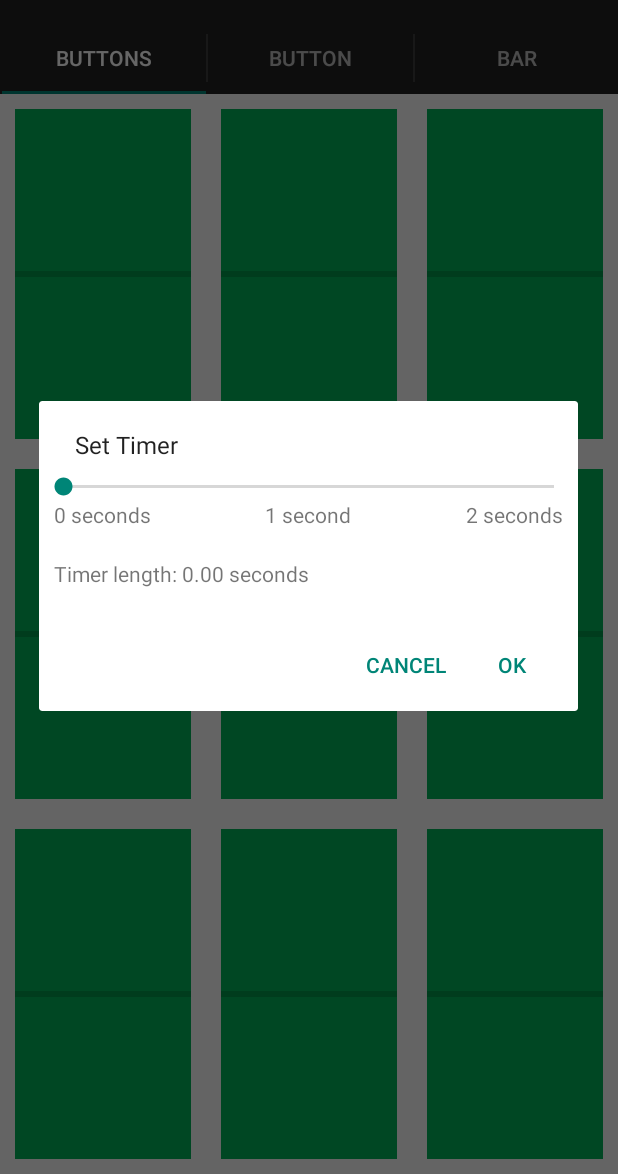
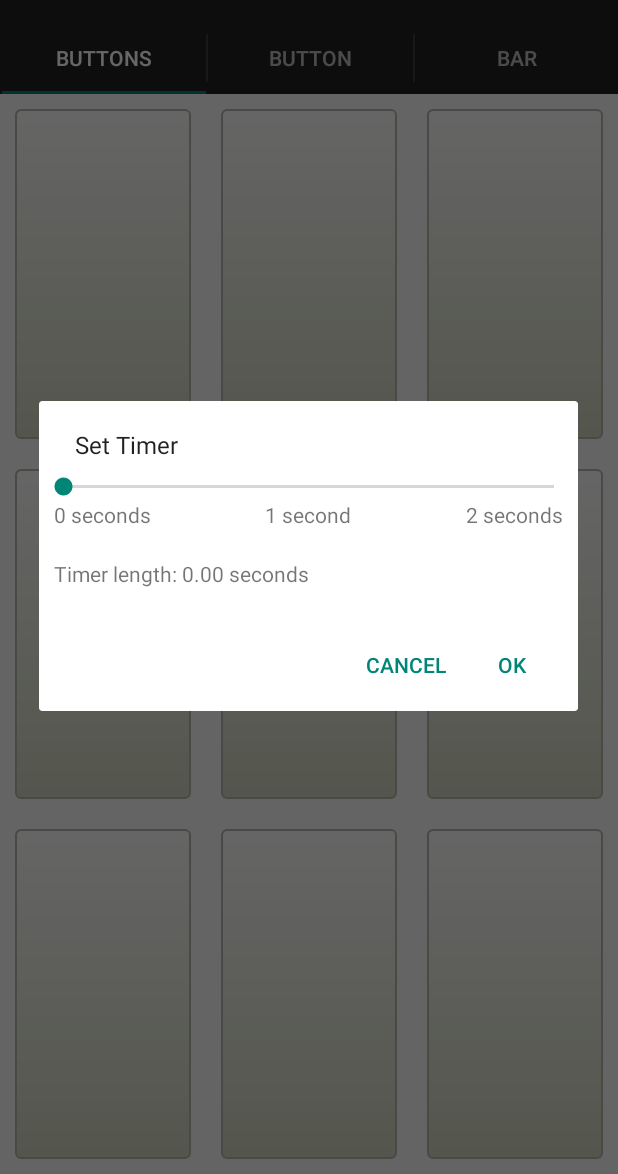
Before and after one commit to cdelorey/speech-therapy, an Android app: the screen it shows after launch (MainActivity), after a tap on "Set Timer", on a phone screen of 412 x 824 dp, the part 62-1236 px from its top. Run offline under Robolectric (Android 15) with nearby library versions, the phone set to English and light mode, and no system bars.

Commit message:
Apply new style to TimerButtons

```diff
--- a/app/src/main/java/cdelorey/speechtherapy/app/TimerButton.java
+++ b/app/src/main/java/cdelorey/speechtherapy/app/TimerButton.java
@@ -6,7 +6,6 @@ import android.os.CountDownTimer;
 import android.util.AttributeSet;
 import android.view.MotionEvent;
 import android.view.View;
-import android.util.Log;
 import android.widget.ProgressBar;
 
 /**
@@ -48,8 +47,7 @@ public class TimerButton extends ProgressBar {
             public void onFinish() {
                 // button has been held long enough
                 timerIsRunning = false;
-                TimerButton.this.setBackgroundColor(BLUE);
-                //TimerButton.this.setText("DONE");
+                setProgressDrawable(getResources().getDrawable(R.drawable.timer_button_done));
                 setProgress(timerLength);
             }
         };
@@ -66,8 +64,6 @@ public class TimerButton extends ProgressBar {
 
     // Private Methods -----------------------------------------------------------------------------
     private void setup() {
-        //this.setText("");
-        setBackgroundColor(GREEN);
         setupListener();
     }
 
@@ -77,23 +73,20 @@ public class TimerButton extends ProgressBar {
             public boolean onTouch(View v, MotionEvent event) {
                 if(event.getAction() == MotionEvent.ACTION_DOWN) {
                     // Start new timer
+                    setProgressDrawable(getResources().getDrawable(R.drawable.timer_button));
                     countDownTimer.start();
                     timerIsRunning = true;
-                    setBackgroundColor(GREEN);
-                    //TimerButton.this.setText("");
                     return true;
                 } else if(event.getAction() == MotionEvent.ACTION_UP) {
                     if(timerIsRunning) {
                         // too slow
                         clearTimer();
-                        setBackgroundColor(RED);
-                        //TimerButton.this.setText("TOO FAST");
+                        setProgressDrawable(getResources().getDrawable(R.drawable.timer_button_too_fast));
                         setProgress(0);
                         return true;
                     } else {
                         // reset button
-                        setBackgroundColor(GREEN);
-                        //TimerButton.this.setText("");
+                        setProgressDrawable(getResources().getDrawable(R.drawable.timer_button));
                         setProgress(0);
                         return true;
                     }
--- /dev/null
+++ b/app/src/main/res/drawable/timer_button.xml
@@ -0,0 +1,27 @@
+<?xml version="1.0" encoding="utf-8"?>
+
+
+
+<layer-list xmlns:android="http://schemas.android.com/apk/res/android">
+
+<!-- background properties  -->
+<item android:id="@android:id/background">
+    <shape android:shape="rectangle" xmlns:android="http://schemas.android.com/apk/res/android" >
+        <corners android:radius="3dip" />
+        <stroke android:width="1dip" android:color="#b7b9ac" />
+        <gradient  android:angle="-90"  android:startColor="#fefefe" android:endColor="#d3d8c2" />
+    </shape>
+</item>
+
+<!-- progress properties  -->
+<item android:id="@android:id/progress">
+    <clip>
+        <shape android:shape="rectangle"  >
+            <corners android:radius="3dip" />
+            <stroke android:width="1dip" android:color="#598e96" />
+            <gradient  android:angle="-90"  android:startColor="#94dcea" android:endColor="#4ea0ab" />
+        </shape>
+    </clip>
+</item>
+
+</layer-list>
--- /dev/null
+++ b/app/src/main/res/drawable/timer_button_done.xml
@@ -0,0 +1,7 @@
+<?xml version="1.0" encoding="utf-8"?>
+
+<shape android:shape="rectangle"  xmlns:android="http://schemas.android.com/apk/res/android" >
+    <corners android:radius="3dip" />
+    <stroke android:width="1dip" android:color="#20534e" />
+    <gradient  android:angle="-90"  android:startColor="#4c898e" android:endColor="#125156" />
+</shape>
--- /dev/null
+++ b/app/src/main/res/drawable/timer_button_too_fast.xml
@@ -0,0 +1,7 @@
+<?xml version="1.0" encoding="utf-8"?>
+
+<shape android:shape="rectangle"  xmlns:android="http://schemas.android.com/apk/res/android">
+    <corners android:radius="3dip" />
+    <stroke android:width="1dip" android:color="#c53e2b" />
+    <gradient  android:angle="-90"  android:startColor="#ff6c52" android:endColor="#e0341e" />
+</shape>
--- a/app/src/main/res/layout/fragment_multiple_buttons.xml
+++ b/app/src/main/res/layout/fragment_multiple_buttons.xml
@@ -8,21 +8,21 @@
 
             <cdelorey.speechtherapy.app.TimerButton
                 android:id="@+id/button1"
-                style="?android:attr/progressBarStyleHorizontal"
+                style="@style/TimerButton"
                 android:layout_width="match_parent"
                 android:layout_height="match_parent"
                 android:layout_margin="10dp" />
 
             <cdelorey.speechtherapy.app.TimerButton
                 android:id="@+id/button2"
-                style="?android:attr/progressBarStyleHorizontal"
+                style="@style/TimerButton"
                 android:layout_width="match_parent"
                 android:layout_height="match_parent"
                 android:layout_margin="10dp"/>
 
             <cdelorey.speechtherapy.app.TimerButton
                 android:id="@+id/button3"
-                style="?android:attr/progressBarStyleHorizontal"
+                style="@style/TimerButton"
                 android:layout_width="match_parent"
                 android:layout_height="match_parent"
                 android:layout_margin="10dp"/>
@@ -32,21 +32,21 @@
 
             <cdelorey.speechtherapy.app.TimerButton
                 android:id="@+id/button4"
-                style="?android:attr/progressBarStyleHorizontal"
+                style="@style/TimerButton"
                 android:layout_width="match_parent"
                 android:layout_height="match_parent"
                 android:layout_margin="10dp" />
 
             <cdelorey.speechtherapy.app.TimerButton
                 android:id="@+id/button5"
-                style="?android:attr/progressBarStyleHorizontal"
+                style="@style/TimerButton"
                 android:layout_width="match_parent"
                 android:layout_height="match_parent"
                 android:layout_margin="10dp" />
 
             <cdelorey.speechtherapy.app.TimerButton
                 android:id="@+id/button6"
-                style="?android:attr/progressBarStyleHorizontal"
+                style="@style/TimerButton"
                 android:layout_width="match_parent"
                 android:layout_height="match_parent"
                 android:layout_margin="10dp" />
@@ -56,21 +56,21 @@
 
             <cdelorey.speechtherapy.app.TimerButton
                 android:id="@+id/button7"
-                style="?android:attr/progressBarStyleHorizontal"
+                style="@style/TimerButton"
                 android:layout_width="match_parent"
                 android:layout_height="match_parent"
                 android:layout_margin="10dp" />
 
             <cdelorey.speechtherapy.app.TimerButton
                 android:id="@+id/button8"
-                style="?android:attr/progressBarStyleHorizontal"
+                style="@style/TimerButton"
                 android:layout_width="match_parent"
                 android:layout_height="match_parent"
                 android:layout_margin="10dp" />
 
             <cdelorey.speechtherapy.app.TimerButton
                 android:id="@+id/button9"
-                style="?android:attr/progressBarStyleHorizontal"
+                style="@style/TimerButton"
                 android:layout_width="match_parent"
                 android:layout_height="match_parent"
                 android:layout_margin="10dp" />
--- a/app/src/main/res/layout/fragment_single_button.xml
+++ b/app/src/main/res/layout/fragment_single_button.xml
@@ -6,12 +6,10 @@
 
     <cdelorey.speechtherapy.app.TimerButton
         android:id="@+id/single_button"
-        android:layout_width="wrap_content"
-        android:layout_height="wrap_content"
+        android:layout_width="160dp"
+        android:layout_height="160dp"
         android:layout_centerHorizontal="true"
         android:layout_centerInParent="true"
-        android:width="@dimen/timer_button_width"
-        android:height="@dimen/timer_button_height"
-        style="?android:attr/progressBarStyleHorizontal"/>
+        style="@style/TimerButton"/>
 
 </RelativeLayout>
--- a/app/src/main/res/values/styles.xml
+++ b/app/src/main/res/values/styles.xml
@@ -5,4 +5,11 @@
         <!-- Customize your theme here. -->
     </style>
 
+    <style name="TimerButton" parent="android:Widget.ProgressBar.Horizontal">
+        <item name="android:indeterminateOnly">false</item>
+        <item name="android:progressDrawable">@drawable/timer_button</item>
+        <item name="android:minHeight">10dp</item>
+        <item name="android:maxHeight">1000dp</item>
+    </style>
+
 </resources>
```
Also changed, not shown: 1 other file.
